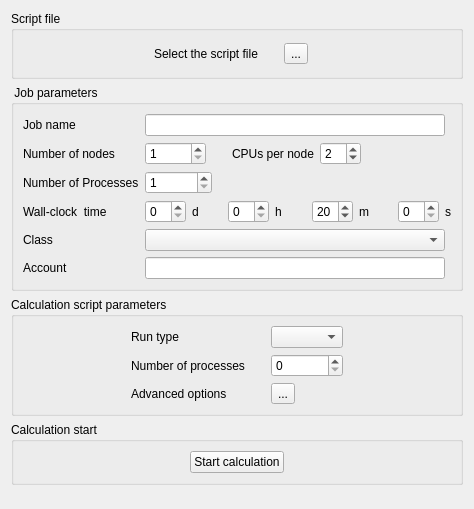
Above: gui/Pages/BatchRunningForm.ui from code-saturne/code_saturne before the change. Below: the same form after it.
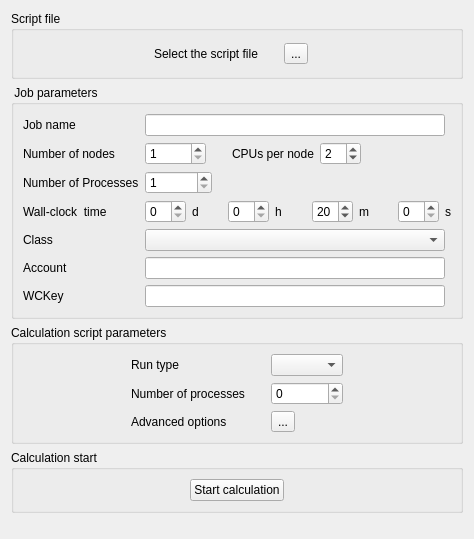
That is the form after the change. Icons and pictures are not drawn.

Commit message: Add handling of SLURM --wckey option to GUI.

What changed in the file:
```diff
--- a/gui/Pages/BatchRunningForm.ui
+++ b/gui/Pages/BatchRunningForm.ui
@@ -7,7 +7,7 @@
     <x>0</x>
     <y>0</y>
     <width>474</width>
-    <height>509</height>
+    <height>539</height>
    </rect>
   </property>
   <property name="windowTitle">
@@ -467,6 +467,40 @@
           </item>
          </layout>
         </item>
+        <item row="6" column="0">
+         <widget class="QLabel" name="labelJobWCKey">
+          <property name="text">
+           <string>WCKey</string>
+          </property>
+         </widget>
+        </item>
+        <item row="6" column="2">
+         <layout class="QHBoxLayout" name="horizontalLayout_WCKey">
+          <item>
+           <widget class="QLineEdit" name="lineEditJobWCKey">
+            <property name="minimumSize">
+             <size>
+              <width>300</width>
+              <height>0</height>
+             </size>
+            </property>
+           </widget>
+          </item>
+          <item>
+           <spacer name="horizontalSpacer_WCKey">
+            <property name="orientation">
+             <enum>Qt::Horizontal</enum>
+            </property>
+            <property name="sizeHint" stdset="0">
+             <size>
+              <width>40</width>
+              <height>0</height>
+             </size>
+            </property>
+           </spacer>
+          </item>
+         </layout>
+        </item>
        </layout>
       </item>
       <item>
```
The commit also changes 2 other files.
